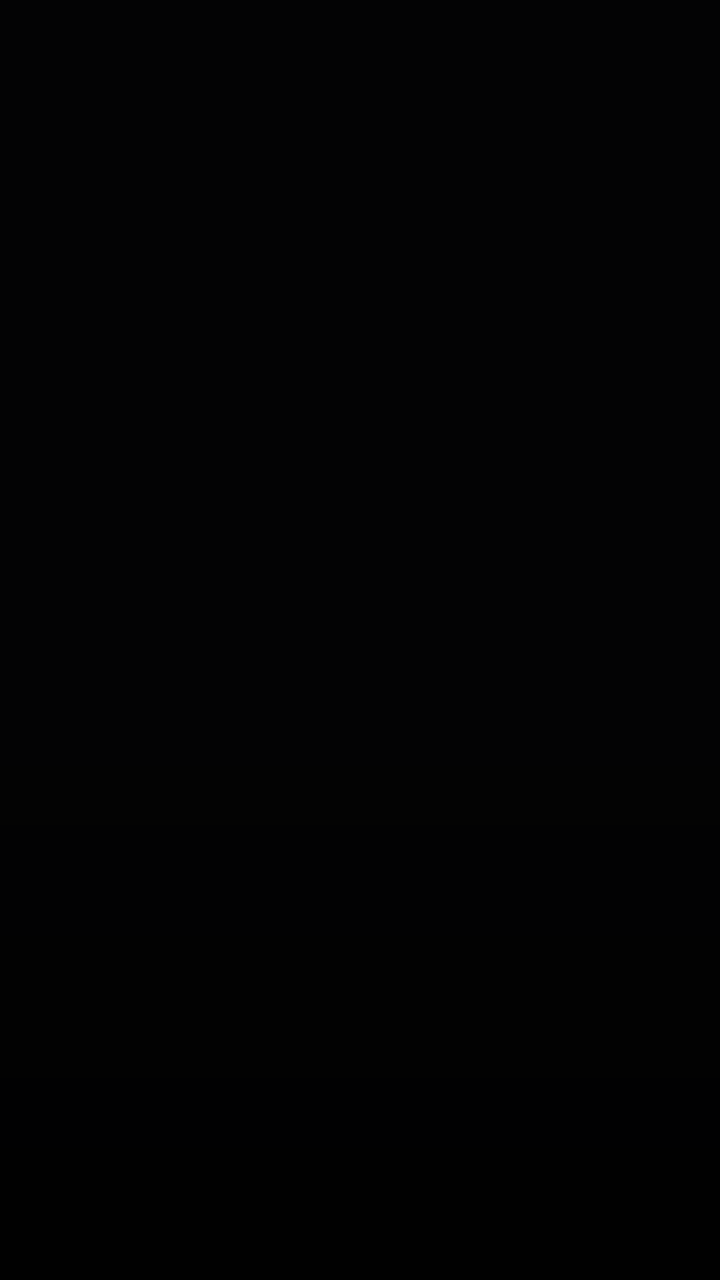
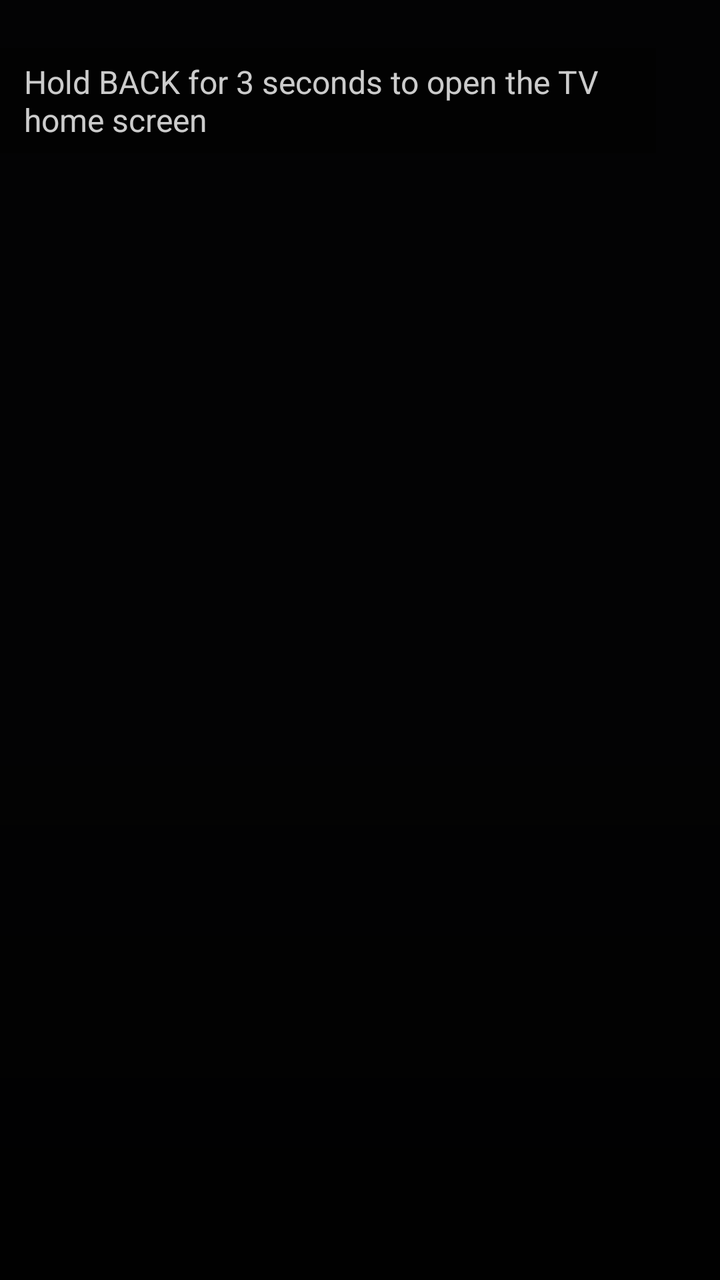

The first picture is an Android layout as it rendered before a commit; the second is the same layout after the commit. The layout source and the unified diff follow.
<!-- AndroidManifest.xml: activity theme Theme.NaniTV -->
<!-- res/layout/activity_main.xml -->
<?xml version="1.0" encoding="utf-8"?>
<FrameLayout xmlns:android="http://schemas.android.com/apk/res/android"
    android:layout_width="match_parent"
    android:layout_height="match_parent"
    android:background="#0A0A0C">

    
    <ImageView
        android:id="@+id/background"
        android:layout_width="match_parent"
        android:layout_height="match_parent"
        android:scaleType="centerCrop"
        android:contentDescription="@null" />

    <View
        android:layout_width="match_parent"
        android:layout_height="match_parent"
        android:background="#B3000000" />

    
    <ImageView
        android:id="@+id/poster"
        android:layout_width="match_parent"
        android:layout_height="match_parent"
        android:scaleType="centerCrop"
        android:contentDescription="@null" />

    
    <View
        android:layout_width="match_parent"
        android:layout_height="340dp"
        android:layout_gravity="bottom"
        android:background="@drawable/bottom_scrim" />

    <LinearLayout
        android:layout_width="match_parent"
        android:layout_height="wrap_content"
        android:layout_gravity="bottom|start"
        android:orientation="vertical"
        android:paddingStart="56dp"
        android:paddingEnd="56dp"
        android:paddingBottom="44dp">

        <TextView
            android:id="@+id/title"
            android:layout_width="match_parent"
            android:layout_height="wrap_content"
            android:textColor="#FFFFFF"
            android:textSize="64sp"
            android:textStyle="bold"
            android:maxLines="1"
            android:ellipsize="end"
            android:shadowColor="#CC000000"
            android:shadowDx="0"
            android:shadowDy="3"
            android:shadowRadius="10" />

        
        <TextView
            android:id="@+id/subtitle"
            android:layout_width="match_parent"
            android:layout_height="wrap_content"
            android:layout_marginTop="4dp"
            android:textColor="#E6FFFFFF"
            android:textSize="30sp"
            android:maxLines="2"
            android:ellipsize="end"
            android:shadowColor="#CC000000"
            android:shadowDx="0"
            android:shadowDy="2"
            android:shadowRadius="8"
            android:visibility="gone" />

        <LinearLayout
            android:id="@+id/dots"
            android:layout_width="wrap_content"
            android:layout_height="wrap_content"
            android:layout_marginTop="20dp"
            android:orientation="horizontal"
            android:visibility="gone" />

    </LinearLayout>

    <ProgressBar
        android:id="@+id/spinner"
        android:layout_width="wrap_content"
        android:layout_height="wrap_content"
        android:layout_gravity="center"
        android:visibility="gone" />

    <TextView
        android:id="@+id/status"
        android:layout_width="wrap_content"
        android:layout_height="wrap_content"
        android:layout_gravity="center"
        android:textColor="#FFFFFF"
        android:textSize="26sp"
        android:gravity="center"
        android:visibility="gone" />

</FrameLayout>
<!-- resources referenced by this layout -->
<resources>
  <!-- drawable bottom_scrim (drawable) -->
  <?xml version="1.0" encoding="utf-8"?>
  <shape xmlns:android="http://schemas.android.com/apk/res/android"
      android:shape="rectangle">
      
      <gradient
          android:angle="90"
          android:startColor="#E6000000"
          android:centerColor="#80000000"
          android:endColor="#00000000" />
  </shape>
  <style name="Theme.NaniTV" parent="android:Theme.Material.NoActionBar">
          <item name="android:windowBackground">@android:color/black</item>
      </style>
</resources>

<!-- the commit's change to res/layout/activity_main.xml (unified diff, before → after) -->
@@ -31,6 +31,23 @@
         android:layout_height="340dp"
         android:layout_gravity="bottom"
         android:background="@drawable/bottom_scrim" />
+
+    
+    <TextView
+        android:id="@+id/escape_hint"
+        android:layout_width="wrap_content"
+        android:layout_height="wrap_content"
+        android:layout_gravity="top|end"
+        android:layout_marginTop="24dp"
+        android:layout_marginEnd="32dp"
+        android:background="#66000000"
+        android:paddingStart="12dp"
+        android:paddingEnd="12dp"
+        android:paddingTop="6dp"
+        android:paddingBottom="6dp"
+        android:text="@string/escape_hint"
+        android:textColor="#CCFFFFFF"
+        android:textSize="16sp" />
 
     <LinearLayout
         android:layout_width="match_parent"
<!-- resource entries referenced after the edit -->
@@ -11,6 +11,7 @@
           android:centerColor="#80000000"
           android:endColor="#00000000" />
   </shape>
+  <string name="escape_hint">Hold BACK for 3 seconds to open the TV home screen</string>
   <style name="Theme.NaniTV" parent="android:Theme.Material.NoActionBar">
           <item name="android:windowBackground">@android:color/black</item>
       </style>
